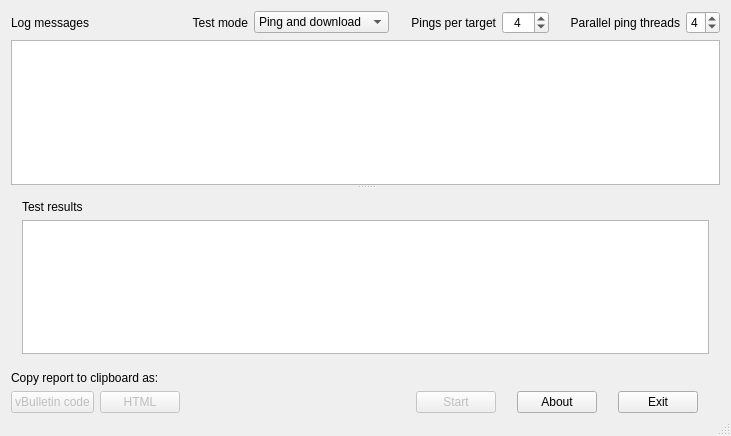
AlexGidarakos/QSpeedTest, file mainwindow.ui: the form before one commit.
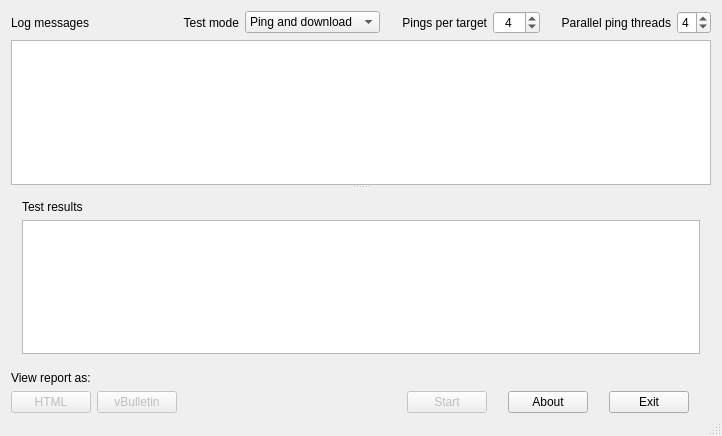
The form after the commit.

Diff of the .ui file:
```diff
--- a/mainwindow.ui
+++ b/mainwindow.ui
@@ -25,7 +25,7 @@
       </property>
      </widget>
     </item>
-    <item row="0" column="2">
+    <item row="0" column="1">
      <layout class="QHBoxLayout" name="horizontalLayout_5">
       <property name="leftMargin">
        <number>0</number>
@@ -69,7 +69,7 @@
       </item>
      </layout>
     </item>
-    <item row="0" column="3">
+    <item row="0" column="2">
      <layout class="QHBoxLayout" name="horizontalLayout_3">
       <property name="leftMargin">
        <number>15</number>
@@ -137,7 +137,7 @@
       </item>
      </layout>
     </item>
-    <item row="0" column="4">
+    <item row="0" column="3">
      <layout class="QHBoxLayout" name="horizontalLayout_2">
       <property name="spacing">
        <number>6</number>
@@ -187,7 +187,7 @@
       </item>
      </layout>
     </item>
-    <item row="1" column="0" colspan="5">
+    <item row="1" column="0" colspan="4">
      <widget class="QSplitter" name="splitter">
       <property name="orientation">
        <enum>Qt::Vertical</enum>
@@ -265,14 +265,28 @@
     <item row="2" column="0">
      <widget class="QLabel" name="labelCopyFormat">
       <property name="text">
-       <string>Copy report to clipboard as:</string>
+       <string>View report as:</string>
       </property>
      </widget>
     </item>
     <item row="3" column="0">
      <layout class="QHBoxLayout" name="horizontalLayout_4">
       <item>
-       <widget class="QPushButton" name="pushButtonCopyVbCode">
+       <widget class="QPushButton" name="pushButtonHtmlCode">
+        <property name="enabled">
+         <bool>false</bool>
+        </property>
+        <property name="toolTip">
+         <string>Copies to the system clipboard a report with the test results in
+HTML format. Passes W3C Markup Validator as XHTML transitional 1.0.</string>
+        </property>
+        <property name="text">
+         <string>HTML</string>
+        </property>
+       </widget>
+      </item>
+      <item>
+       <widget class="QPushButton" name="pushButtonVbCode">
         <property name="enabled">
          <bool>false</bool>
         </property>
@@ -282,28 +296,13 @@
 based forum.</string>
         </property>
         <property name="text">
-         <string>vBulletin code</string>
-        </property>
-       </widget>
-      </item>
-      <item>
-       <widget class="QPushButton" name="pushButtonCopyHtmlCode">
-        <property name="enabled">
-         <bool>false</bool>
-        </property>
-        <property name="toolTip">
-         <string>Copies to the system clipboard a report with the test results
-in HTML format, which you can save as an .html file and use
-however and wherever you see fit.</string>
-        </property>
-        <property name="text">
-         <string>HTML</string>
+         <string>vBulletin</string>
         </property>
        </widget>
       </item>
      </layout>
     </item>
-    <item row="3" column="3" colspan="2">
+    <item row="3" column="2" colspan="2">
      <layout class="QHBoxLayout" name="horizontalLayout">
       <property name="spacing">
        <number>0</number>
```
Left out of the diff: 10 changed lines with no effect on the pictures.
